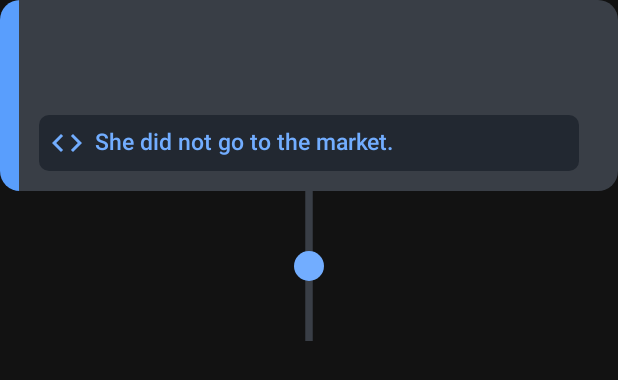
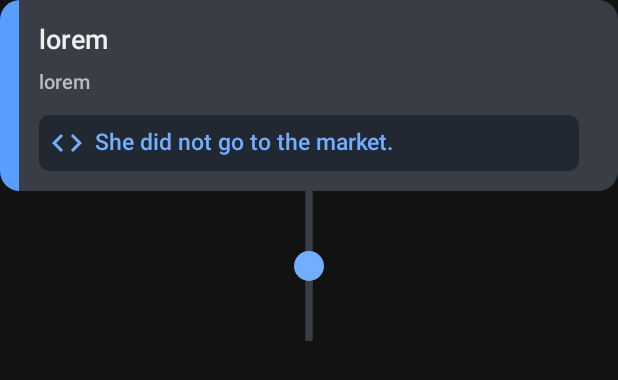
Before and after one commit to dinisoraya/Promptimize, an Android app: the layout git_lesson_step_item.xml on its own in the app's theme, with its tools: preview values and no code run, on a phone screen of 412 x 824 dp. Shown: the top 380 px of the screen. Run offline under Robolectric (Android 15) with nearby library versions, the phone set to English and light mode, and no system bars.

Commit message:
update indo

```diff
--- a/app/src/main/res/values/strings.xml
+++ b/app/src/main/res/values/strings.xml
@@ -7,8 +7,8 @@
     <string name="prompt_example">You will be provided with statements, and your task is to convert them to standard English. She no went to the market.</string>
     <string name="search_command">Search example...</string>
     <string name="one">1</string>
-    <string name="lesson_description"></string>
-    <string name="lesson_explanation"></string>
+    <string name="lesson_description">lorem</string>
+    <string name="lesson_explanation">lorem</string>
     <string name="lesson_example">She did not go to the market.</string>
     <string name="report_bug">Report Bug</string>
     <string name="share_app">Share App</string>
@@ -16,7 +16,6 @@
     <string name="open">open</string>
     <string name="close">close</string>
     <string name="example">Sample response</string>
-    <string name="daily_notification">Daily Notification (%1$s)</string>
     <string name="source_code">Source Code</string>
     <string name="developer">About Developer</string>
     <string name="dialog_text">Sorry, An unexpected error occurred.\n\nDo you want to send a crash report to the developer?</string>
```
Also changed, not shown: 2 other files.
